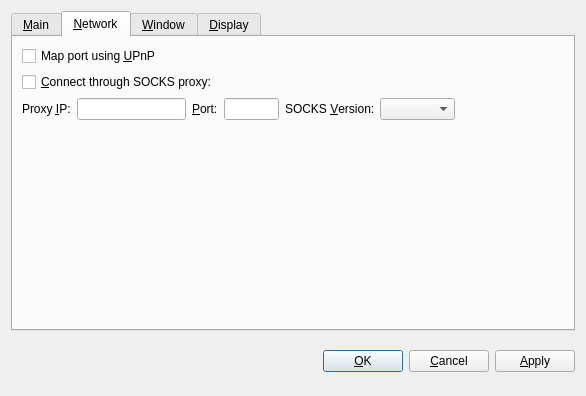
Qt form src/qt/forms/optionsdialog.ui (privcycoin/privcy) before a commit.
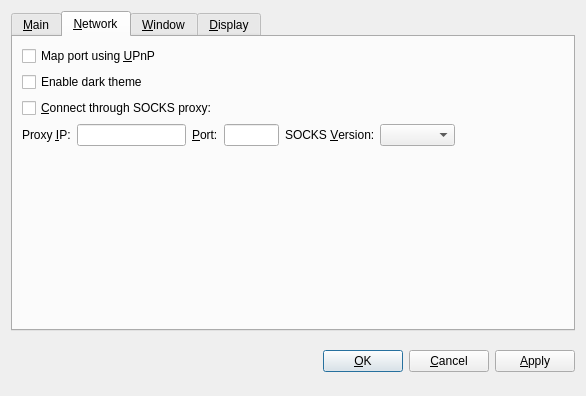
The same form after that commit. The open tabs and pages were chosen to show the change. Custom widgets are drawn as their Qt base class.

Commit message: add gui option to enable/disable theme

Diff of the .ui file:
```diff
--- a/src/qt/forms/optionsdialog.ui
+++ b/src/qt/forms/optionsdialog.ui
@@ -175,6 +175,16 @@
          </property>
         </widget>
        </item>
+       <item>
+        <widget class="QCheckBox" name="darkThemeEnabled">
+         <property name="toolTip">
+          <string>Enable dark theme after restart</string>
+         </property>
+         <property name="text">
+          <string>Enable dark theme</string>
+         </property>
+        </widget>
+       </item>
        <item>
         <widget class="QCheckBox" name="connectSocks">
          <property name="toolTip">
```
The commit also changes 4 other files.
